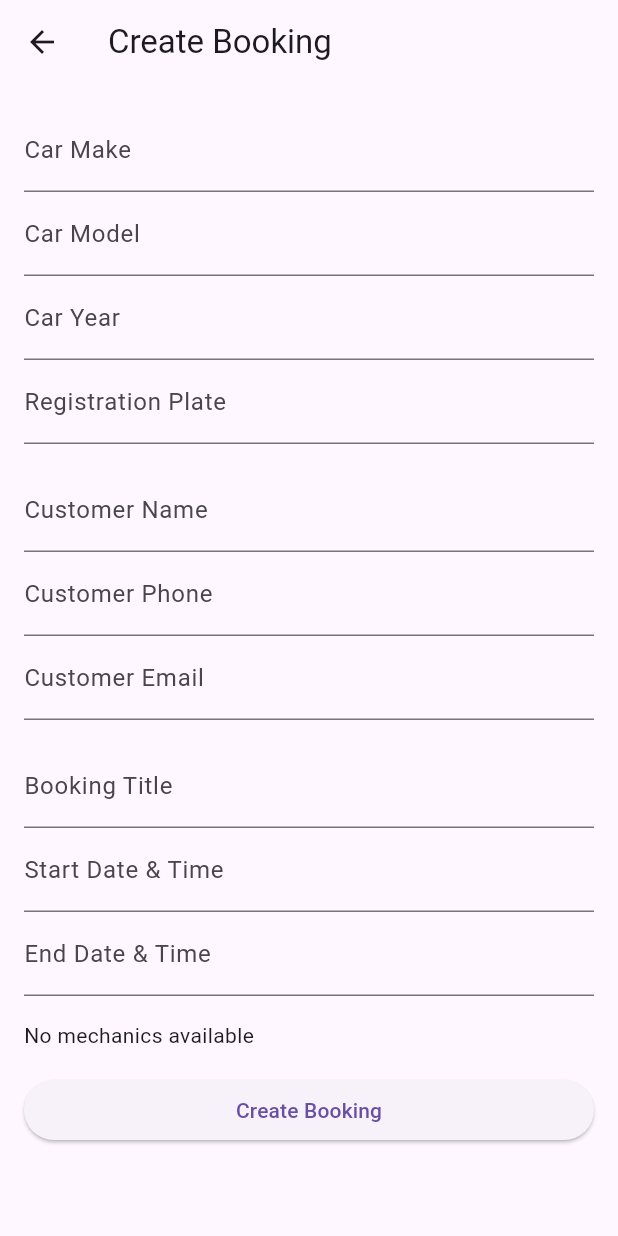
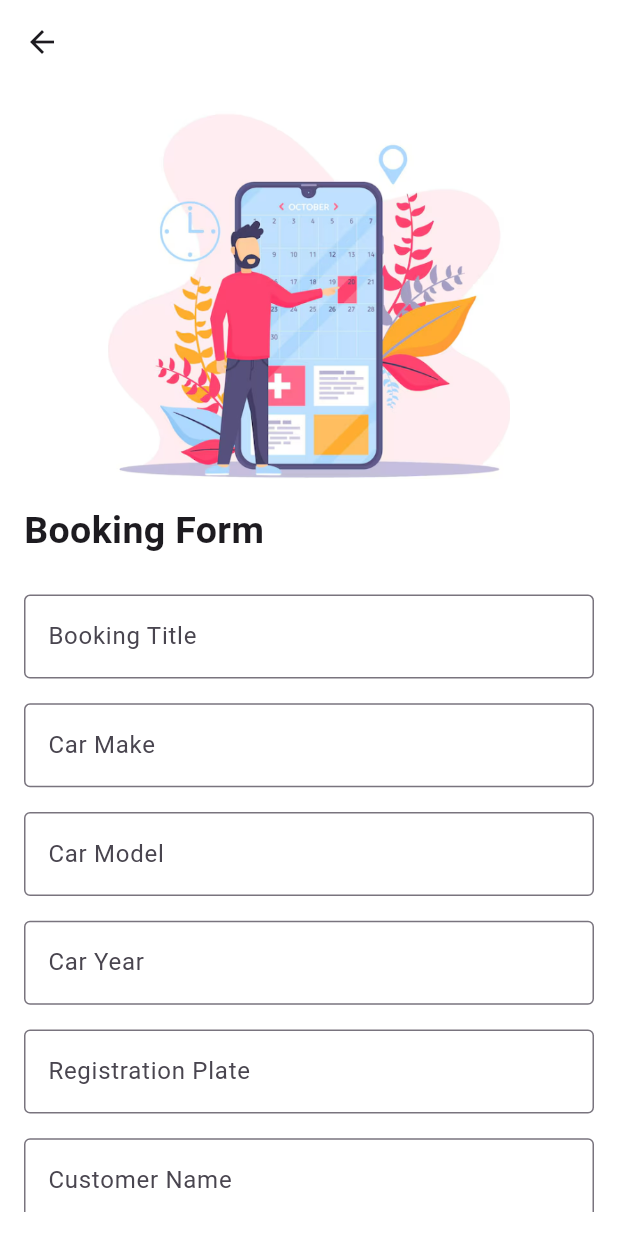
Before and after one commit to Imran-Chowdhury/ServiceBay, a Flutter app: the BookingScreen screen opened by its route, on a phone screen of 412 x 824 dp. Run offline on Flutter 3.47's test engine with Material 3 defaults, Android fonts, the phone set to English and light mode, and no system bars; our stand-ins replace cloud_firestore, firebase_auth, firebase_core, flutter_riverpod, syncfusion_flutter_calendar; accounts and stored records are empty.

Commit message:
Refactor booking feature
Added custom textfield in the booking section along with validator

```diff
--- a/lib/controllers/booking_controller.dart
+++ b/lib/controllers/booking_controller.dart
@@ -1,5 +1,7 @@
+import 'package:flutter/material.dart';
 import 'package:flutter_riverpod/flutter_riverpod.dart';
 import 'package:cloud_firestore/cloud_firestore.dart';
+import 'package:service_bay/screens/home_screen.dart';
 
 final bookingControllerProvider = StateNotifierProvider<BookingController, bool>((ref) {
   return BookingController();
@@ -20,12 +22,27 @@ class BookingController extends StateNotifier<bool> {
     required String startDateTime,
     required String endDateTime,
     // required String mechanicName,
-    required String mechanicUid
+    required String mechanicUid,
+    required BuildContext context
   }) async {
     try {
       String mechanicName = '';
       state = true; // Set loading state
       final FirebaseFirestore fireStore = FirebaseFirestore.instance;
+      // print('a print before booking');
+      // print(mechanicUid);
+      // print(mechanicName);
+      // print(carMake);
+      // print(carModel);
+      // print(carYear);
+      // print(carPlate);
+      // print(customerName);
+      // print(customerPhone);
+      // print(customerEmail);
+      // print(bookingTitle);
+      // print(startDateTime);
+      // print(endDateTime);
+
 
       DocumentSnapshot mechaDoc = await FirebaseFirestore.instance.collection('mechanic')
           .doc(mechanicUid)
@@ -57,11 +74,20 @@ class BookingController extends StateNotifier<bool> {
         // 'createdAt': FieldValue.serverTimestamp(),  // Timestamp for when the booking was created
       });
 
-
+      ScaffoldMessenger.of(context).showSnackBar(const SnackBar(
+        content: Text('Booked!'),
+      ));
 
       state = false; // Set loading state back to false
+
+      Navigator.pushReplacement(context,
+          MaterialPageRoute(builder: (context)=>const HomeScreen()));
+
     } catch (e) {
       state = false;
+      ScaffoldMessenger.of(context).showSnackBar(const SnackBar(
+        content: Text('Fail to Book!'),
+      ));
       print('Error creating booking: $e');
     }
   }
--- a/lib/controllers/mechanic_controller.dart
+++ b/lib/controllers/mechanic_controller.dart
@@ -1,10 +1,10 @@
-import 'package:flutter_riverpod/flutter_riverpod.dart';
-import 'package:cloud_firestore/cloud_firestore.dart';
-
-final mechanicsProvider = FutureProvider<List<Map<String, dynamic>>>((ref) async {
-  // Fetch mechanics from Firestore
-  QuerySnapshot mechanicsSnapshot = await FirebaseFirestore.instance.collection('mechanics').get();
-
-  // Convert snapshot data into a list of maps
-  return mechanicsSnapshot.docs.map((doc) => doc.data() as Map<String, dynamic>).toList();
-});
+// import 'package:flutter_riverpod/flutter_riverpod.dart';
+// import 'package:cloud_firestore/cloud_firestore.dart';
+//
+// final mechanicsProvider = FutureProvider<List<Map<String, dynamic>>>((ref) async {
+//   // Fetch mechanics from Firestore
+//   QuerySnapshot mechanicsSnapshot = await FirebaseFirestore.instance.collection('mechanics').get();
+//
+//   // Convert snapshot data into a list of maps
+//   return mechanicsSnapshot.docs.map((doc) => doc.data() as Map<String, dynamic>).toList();
+// });
--- a/lib/screens/admin_calendar_screen.dart
+++ b/lib/screens/admin_calendar_screen.dart
@@ -19,7 +19,7 @@ class _AdminCalendarScreenState extends ConsumerState<AdminCalendarScreen> {
     final viewState = ref.watch(calendarControllerProvider); // Listen to state changes for rebuilding the UI
 
     return Scaffold(
-      drawer: CustomDrawer(),
+      // drawer: const CustomDrawer(),
       appBar: AppBar(
         title: Text('Admin Calendar'),
       ),
--- a/lib/screens/booking_screen.dart
+++ b/lib/screens/booking_screen.dart
@@ -5,6 +5,9 @@ import 'package:intl/intl.dart';
 
 import '../controllers/booking_controller.dart';
 import '../controllers/mechanic_controller.dart';
+import '../utils/booking_validator.dart';
+import '../widgets/custom_button.dart';
+import '../widgets/custom_textfield.dart';
 
 class BookingScreen extends ConsumerStatefulWidget {
   const BookingScreen({Key? key}) : super(key: key);
@@ -78,91 +81,119 @@ class _BookingScreenState extends ConsumerState<BookingScreen> {
 
   @override
   Widget build(BuildContext context) {
-    final mechanicsList = ref.watch(mechanicsProvider);
+    // final mechanicsList = ref.watch(mechanicsProvider);
+    final bookingState = ref.watch(bookingControllerProvider);
+    Size size = MediaQuery.sizeOf(context);
+    double height = size.height;
+    double width  = size.width;
 
     return Scaffold(
+      backgroundColor: Color(0xFFffffff),
       appBar: AppBar(
-        title: Text('Create Booking'),
+        backgroundColor:  Color(0xFFffffff),
+        // title: Text('Create Booking'),
       ),
-      body: Padding(
+      body: bookingState?
+          const Center(child: CircularProgressIndicator()):
+      Padding(
         padding: const EdgeInsets.all(16.0),
-        child: Form(
+        child: SingleChildScrollView(
+          child: Column(
+            crossAxisAlignment: CrossAxisAlignment.start,
+
+            children: [
+
+              Align(
+                alignment: Alignment.topCenter,
+                child: Image.asset(
+                  'assets/images/booking.png', // Your image path
+                  height: height * 0.3,
+                ),
+              ),
+              SizedBox(height: height * 0.02),
+              const Text(
+                'Booking Form',
+                style: TextStyle(
+                  fontSize: 25,
+                  fontWeight: FontWeight.bold,
+                ),
+              ),
+              SizedBox(height: height * 0.03),
+              Form(
                 key: _formKey,
-          child: ListView(
+                child: Column(
                   children: [
                     // Car Details
-              TextFormField(
+                    CustomTextField(
+                      controller: _bookingTitleController,
+                      labelText: 'Booking Title',
+                      validate: BookingValidator.Validator,
+                    ),
+                    SizedBox(height: height * 0.02),
+                    CustomTextField(
                       controller: _carMakeController,
-                decoration: InputDecoration(labelText: 'Car Make'),
-                validator: (value) => value!.isEmpty ? 'Enter car make' : null,
+                      labelText: 'Car Make',
+                      validate: BookingValidator.Validator,
                     ),
-              TextFormField(
+                    SizedBox(height: height * 0.02),
+                    CustomTextField(
                       controller: _carModelController,
-                decoration: InputDecoration(labelText: 'Car Model'),
-                validator: (value) => value!.isEmpty ? 'Enter car model' : null,
+                      labelText: 'Car Model',
+                      validate: BookingValidator.Validator,
                     ),
-              TextFormField(
+                    SizedBox(height: height * 0.02),
+                    CustomTextField(
                       controller: _carYearController,
-                decoration: InputDecoration(labelText: 'Car Year'),
-                validator: (value) => value!.isEmpty ? 'Enter car year' : null,
+                      labelText: 'Car Year',
+                      validate: BookingValidator.Validator,
                     ),
-              TextFormField(
+                    SizedBox(height: height * 0.02),
+                    CustomTextField(
                       controller: _carPlateController,
-                decoration: InputDecoration(labelText: 'Registration Plate'),
-                validator: (value) => value!.isEmpty ? 'Enter registration plate' : null,
+                      labelText: 'Registration Plate',
+                      validate: BookingValidator.Validator,
                     ),
-
-              SizedBox(height: 16.0),
-
-              // Customer Details
-              TextFormField(
+                    SizedBox(height: height * 0.02),
+                    CustomTextField(
                       controller: _customerNameController,
-                decoration: InputDecoration(labelText: 'Customer Name'),
-                validator: (value) => value!.isEmpty ? 'Enter customer name' : null,
+                      labelText: 'Customer Name',
+                      validate: BookingValidator.Validator,
                     ),
-              TextFormField(
+                    SizedBox(height: height * 0.02),
+                    CustomTextField(
                       controller: _customerPhoneController,
-                decoration: InputDecoration(labelText: 'Customer Phone'),
-                validator: (value) => value!.isEmpty ? 'Enter customer phone' : null,
+                      labelText: 'Customer Phone',
+                      validate: BookingValidator.Validator,
                     ),
-              TextFormField(
+                    SizedBox(height: height * 0.02),
+                    CustomTextField(
                       controller: _customerEmailController,
-                decoration: InputDecoration(labelText: 'Customer Email'),
-                validator: (value) => value!.isEmpty ? 'Enter customer email' : null,
+                      labelText: 'Customer Email',
+                      validate: BookingValidator.Validator,
                     ),
-
-              SizedBox(height: 16.0),
-
-              // Booking Title and Datetime
-              TextFormField(
-                controller: _bookingTitleController,
-                decoration: InputDecoration(labelText: 'Booking Title'),
-                validator: (value) => value!.isEmpty ? 'Enter booking title' : null,
-              ),
-              TextFormField(
+                    SizedBox(height: height * 0.02),
+                    CustomTextField(
                       controller: _startDateTimeController,
-                decoration: InputDecoration(labelText: 'Start Date & Time'),
+                      labelText: 'Start Date & Time',
                       readOnly: true,
                       onTap: () => _pickDateTime(context, _startDateTimeController),
-                validator: (value) => value!.isEmpty ? 'Select start date and time' : null,
+                      validate: BookingValidator.Validator,
                     ),
-              TextFormField(
+                    SizedBox(height: height * 0.02),
+                    CustomTextField(
                       controller: _endDateTimeController,
-                decoration: InputDecoration(labelText: 'End Date & Time'),
+                      labelText: 'End Date & Time',
                       readOnly: true,
                       onTap: () => _pickDateTime(context, _endDateTimeController),
-                validator: (value) => value!.isEmpty ? 'Select end date and time' : null,
+                      validate: BookingValidator.Validator,
                     ),
-
-              SizedBox(height: 16.0),
-
 
                     StreamBuilder<QuerySnapshot>(
                       stream: FirebaseFirestore.instance.collection('mechanic').snapshots(),
                       builder: (BuildContext context, AsyncSnapshot<QuerySnapshot> snapshot) {
-                  if (snapshot.connectionState == ConnectionState.waiting) {
-                    return const CircularProgressIndicator(); // Show loading indicator
-                  }
+                        // if (snapshot.connectionState == ConnectionState.waiting) {
+                        //   return const CircularProgressIndicator(); // Show loading indicator
+                        // }
 
                         if (snapshot.hasError) {
                           return Text('Error: ${snapshot.error}');
@@ -193,51 +224,21 @@ class _BookingScreenState extends ConsumerState<BookingScreen> {
                         );
                       },
                     ),
-              // StreamBuilder<QuerySnapshot>(
-              //   stream: FirebaseFirestore.instance.collection('mechanic').snapshots(),
-              //   builder: (BuildContext context, AsyncSnapshot<QuerySnapshot> snapshot) {
-              //     if (snapshot.connectionState == ConnectionState.waiting) {
-              //       return const CircularProgressIndicator(); // Show loading indicator
-              //     }
-              //
-              //     if (snapshot.hasError) {
-              //       return Text('Error: ${snapshot.error}');
-              //     }
-              //
-              //     if (!snapshot.hasData || snapshot.data!.docs.isEmpty) {
-              //       return const Text('No mechanics available');
-              //     }
-              //
-              //     List<DropdownMenuItem<String>> mechanicsItems = snapshot.data!.docs.map((doc) {
-              //       print(doc);
-              //       return DropdownMenuItem<String>(
-              //         value:'${doc.id}_${doc['name']}',
-              //         child: Text(doc['name']),
-              //       );
-              //     }).toList();
-              //
-              //     return DropdownButtonFormField<String>(
-              //       value: combined.split('_')[] ,
-              //       hint: const Text('Select Mechanic'),
-              //       items: mechanicsItems,
-              //       onChanged: (value) {
-              //         setState(() {
-              //           _selectedMechanic = value;
-              //          print( _selectedMechanic!['name']);
-              //           print( _selectedMechanic!['uid']);
-              //         });
-              //       },
-              //       validator: (value) => value == null ? 'Select a mechanic' : null,
-              //     );
-              //   },
-              // ),
 
-              SizedBox(height: 16.0),
 
-              // Submit Button
-              ElevatedButton(
-                onPressed: () {
+                    SizedBox(height: height * 0.02),
+                    CustomButton(
+                      screenHeight: height,
+                      buttonName: 'Book',
+                      // buttonColor: const Color(0xFFffc801),
+                      buttonColor: const Color(0xFFed2f31),
+                      icon: const Icon(
+                        Icons.bookmark_add_outlined,
+                        color: Colors.white,
+                      ),
+                      onpressed: () {
                         if (_formKey.currentState!.validate()) {
+                          // print(_selectedMechanic!);
                           // Call booking function
                           ref.read(bookingControllerProvider.notifier).createBooking(
                             carMake: _carMakeController.text,
@@ -250,11 +251,18 @@ class _BookingScreenState extends ConsumerState<BookingScreen> {
                             bookingTitle: _bookingTitleController.text,
                             startDateTime: _startDateTimeController.text,
                             endDateTime: _endDateTimeController.text,
-                      mechanicUid: _selectedMechanic!,     // Mechanic UID
+                            mechanicUid: _selectedMechanic!,
+                            context: context// Mechanic UID
                           );
                         }
+
                       },
-                child: Text('Create Booking'),
+
+
+                    ),
+
+                  ],
+                ),
               ),
             ],
           ),
--- a/lib/screens/home_screen.dart
+++ b/lib/screens/home_screen.dart
@@ -69,7 +69,7 @@ class HomeScreen extends ConsumerWidget {
               Padding(
                 padding: EdgeInsets.only(left: width * 0.03),
                 child: Text(
-                  'Hello ${stateController.name!}',
+                  'Hello ${stateController.name?? 'User'}',
                   style: const TextStyle(
                     fontSize: 25,
                     fontWeight: FontWeight.bold,
@@ -79,13 +79,14 @@ class HomeScreen extends ConsumerWidget {
               Padding(
                 padding: EdgeInsets.only(left: width * 0.03),
                 child: Text(
-                  stateController.role!.toUpperCase(),
+                  ' ${stateController.role?? 'Role'}',
+                //   // stateController.role!.toUpperCase() ,
                   style: const TextStyle(
                     fontSize: 18,
-                    fontWeight: FontWeight.bold,
-                    color: Colors.grey,
-                  ),
-                ),
+                     fontWeight: FontWeight.bold,
+                     color: Colors.grey,
+                   ),
+                 ),
               ),
             ],
           ),
@@ -104,47 +105,6 @@ class HomeScreen extends ConsumerWidget {
             ),
           ),
 
-          // Positioned(
-          //   top: height*.5,
-          //   // left: width*.01,
-          //   child: Row(
-          //     children: [
-          //       GestureDetector(
-          //         onTap: (){
-          //           print('Book');
-          //         },
-          //         child: const CustomTile(
-          //           icon: Icon(Icons.add,
-          //             color: Colors.black,
-          //             // size: 80,
-          //           ),
-          //           // color: Color(0xFFff8f81),
-          //           color: Color(0xFFF5F5DC),//beige
-          //           tileName: 'Reserve',
-          //         ),
-          //       ),
-          //
-          //       // GestureDetector(
-          //       //   onTap: (){
-          //       //     print('View');
-          //       //   },
-          //       //   child: const CustomTile(
-          //       //     icon: Icon(Icons.calendar_today,size: 80,
-          //       //       color: Colors.black,),
-          //       //     color: Color(0xFFD3D3D3), //light grey
-          //       //     // color: Color(0xFFF5F5DC),//beige
-          //       //     // color: Color(0xFF7d85b3),
-          //       //     // color: Colors.white,
-          //       //
-          //       //
-          //       //     tileName: 'Bookings',
-          //       //
-          //       //   ),
-          //       // ),
-          //
-          //     ],
-          //   ),
-          // ),
 
           Positioned(
             top: height*.55,
@@ -153,7 +113,10 @@ class HomeScreen extends ConsumerWidget {
 
               child: GestureDetector(
                 onTap: (){
-                  print('Reserve');
+                  Navigator.push(
+                    context,
+                    MaterialPageRoute(builder: (context) => const BookingScreen()),
+                  );
                 },
                 child: const CustomTile(
                   icon: Icon(Icons.add,
@@ -172,8 +135,25 @@ class HomeScreen extends ConsumerWidget {
               // right: width*.2,
               left: width*.2,
               child: GestureDetector(
+
+
                 onTap: (){
-                  print('View');
+                  if(stateController.role=='mechanic') {
+                    Navigator.push(
+                      context,
+                      MaterialPageRoute(
+                        builder: (context) =>
+                            MechanicCalendarScreen(
+                              mechanicUid: stateController.uid!,),),
+                    );
+                  }else{
+                    Navigator.push(
+                      context,
+                      MaterialPageRoute(
+                        builder: (context) =>
+                            AdminCalendarScreen(),),
+                    );
+                  }
                 },
                 child: const CustomTile(
                     icon: Icon(Icons.calendar_today,
@@ -305,38 +285,38 @@ class HomeScreen extends ConsumerWidget {
 //
 //
 //
-//           // Center(
-//           //   child: GestureDetector(
-//           //       onTap: (){
-//           //         Navigator.push(
-//           //           context,
-//           //           MaterialPageRoute(builder: (context) => const BookingScreen()),
-//           //         );
-//           //       },
-//           //       child: const Text('Tap to add bookins!')),
-//           // ),
-//           // Center(
-//           //   child: GestureDetector(
-//           //       onTap: (){
-//           //        if(stateController.role=='mechanic') {
-//           //          Navigator.push(
-//           //            context,
-//           //            MaterialPageRoute(
-//           //              builder: (context) =>
-//           //                  MechanicCalendarScreen(
-//           //                    mechanicUid: stateController.uid!,),),
-//           //          );
-//           //        }else{
-//           //          Navigator.push(
-//           //            context,
-//           //            MaterialPageRoute(
-//           //              builder: (context) =>
-//           //              AdminCalendarScreen(),),
-//           //          );
-//           //        }
-//           //       },
-//           //       child: const Text('Tap to see calendar view!')),
-//           // ),
+//           Center(
+//             child: GestureDetector(
+//                 onTap: (){
+//                   Navigator.push(
+//                     context,
+//                     MaterialPageRoute(builder: (context) => const BookingScreen()),
+//                   );
+//                 },
+//                 child: const Text('Tap to add bookins!')),
+//           ),
+//           Center(
+//             child: GestureDetector(
+//                 onTap: (){
+//                  if(stateController.role=='mechanic') {
+//                    Navigator.push(
+//                      context,
+//                      MaterialPageRoute(
+//                        builder: (context) =>
+//                            MechanicCalendarScreen(
+//                              mechanicUid: stateController.uid!,),),
+//                    );
+//                  }else{
+//                    Navigator.push(
+//                      context,
+//                      MaterialPageRoute(
+//                        builder: (context) =>
+//                        AdminCalendarScreen(),),
+//                    );
+//                  }
+//                 },
+//                 child: const Text('Tap to see calendar view!')),
+//           ),
 //         ],
 //       ),
 //     );
--- a/lib/screens/sign_up_screen.dart
+++ b/lib/screens/sign_up_screen.dart
@@ -82,7 +82,8 @@ class _SignUpScreenState extends ConsumerState<SignUpScreen> {
 
     return Scaffold(
       backgroundColor: Color(0xFFffffff),
-      // appBar: AppBar(title: Text('Sign Up')),
+      appBar: AppBar(
+        backgroundColor: Color(0xFFffffff),),
       body: isLoading
           ? Center(child: CircularProgressIndicator())
           : Padding(
--- /dev/null
+++ b/lib/utils/booking_validator.dart
@@ -0,0 +1,16 @@
+
+
+class BookingValidator{
+
+
+  static String? Validator(String? value){
+
+    if (value == null || value.isEmpty) {
+      return 'This is a required field!';
+    }
+    return null;
+  }
+
+
+
+}
--- a/lib/widgets/custom_textfield.dart
+++ b/lib/widgets/custom_textfield.dart
@@ -1,18 +1,20 @@
 import 'package:flutter/material.dart';
-
 
 
 class CustomTextField extends StatelessWidget {
   final TextEditingController controller;
   final String labelText;
-
-  String? Function(String?)? validate;
+  final String? Function(String?)? validate;
+  final VoidCallback? onTap; // Optional onTap callback
+  final bool readOnly; // Optional readOnly parameter
 
   CustomTextField({
     Key? key,
     required this.controller, // Required to pass a controller
-    required this.labelText,
-    required this.validate// Required to pass the label text
+    required this.labelText,  // Required to pass the label text
+    required this.validate,   // Required to pass the validator
+    this.onTap,               // Optional onTap
+    this.readOnly = false,     // Optional readOnly (default: false)
   }) : super(key: key);
 
   @override
@@ -24,6 +26,33 @@ class CustomTextField extends StatelessWidget {
         border: const OutlineInputBorder(),
       ),
       validator: validate,
+      onTap: onTap,           // Assign the onTap callback if provided
+      readOnly: readOnly,     // Set readOnly based on the parameter
     );
   }
 }
+// class CustomTextField extends StatelessWidget {
+//   final TextEditingController controller;
+//   final String labelText;
+//
+//   String? Function(String?)? validate;
+//
+//   CustomTextField({
+//     Key? key,
+//     required this.controller, // Required to pass a controller
+//     required this.labelText,
+//     required this.validate// Required to pass the label text
+//   }) : super(key: key);
+//
+//   @override
+//   Widget build(BuildContext context) {
+//     return TextFormField(
+//       controller: controller,
+//       decoration: InputDecoration(
+//         labelText: labelText,
+//         border: const OutlineInputBorder(),
+//       ),
+//       validator: validate,
+//     );
+//   }
+// }
```
Also changed, not shown: assets/images/booking.png (added), assets/images/booking2.png (added). Lines whose indentation alone changed are shown as unchanged.
